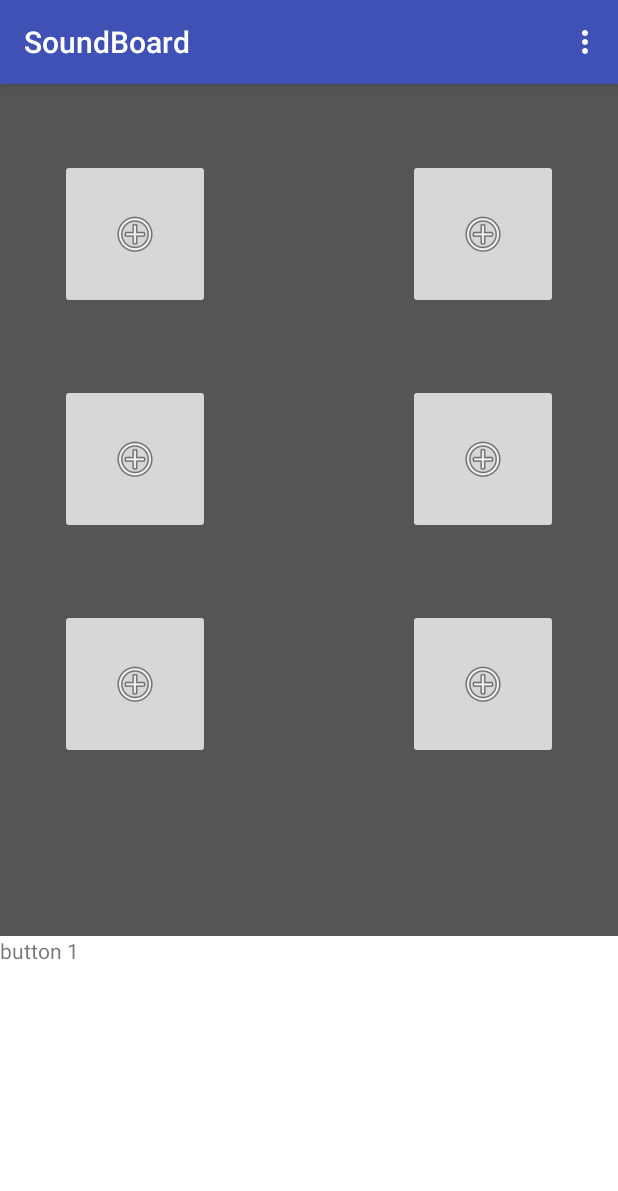
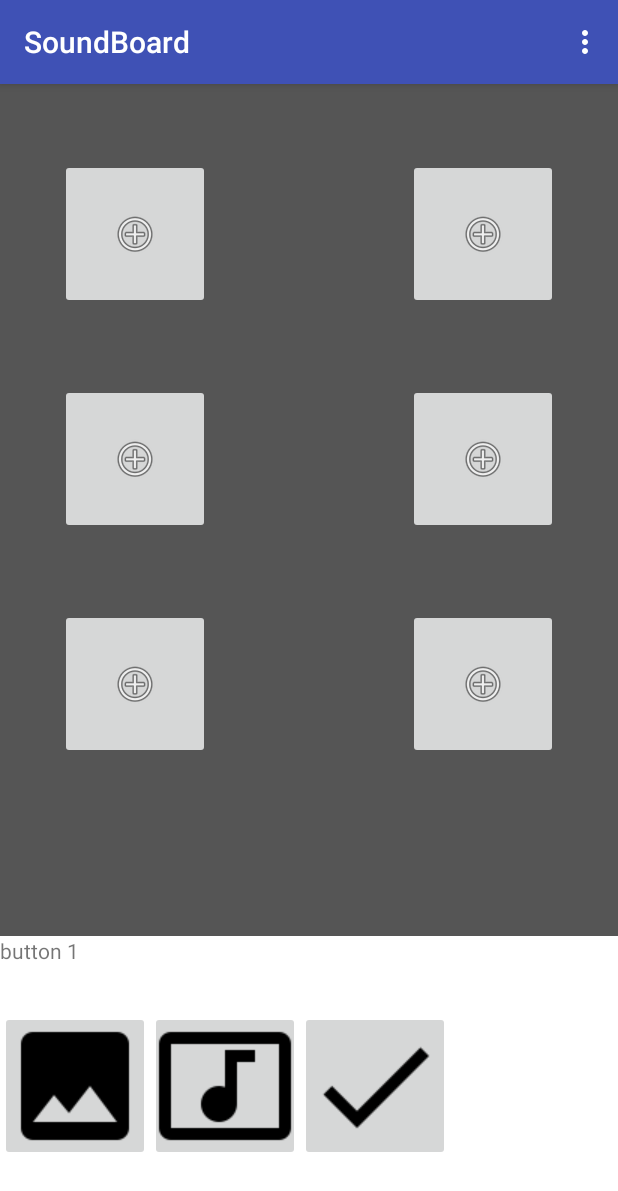
Before and after one commit to EricTweeds/Soundboard, an Android app: the screen it shows after launch (MainActivity), after a tap on "Play Sound Button", on a phone screen of 412 x 824 dp. Shown: the top 1191 px of the screen. Run offline under Robolectric (Android 15) with nearby library versions, the phone set to English and light mode, and no system bars; pictures from the network do not load; 3 statements that could not run were skipped.

Commit message:
it works, somewhat...

```diff
--- /dev/null
+++ b/app/src/main/res/drawable/roundedbutton.xml
@@ -0,0 +1,5 @@
+<?xml version="1.0" encoding="utf-8"?>
+<shape xmlns:android="http://schemas.android.com/apk/res/android">
+    <solid android:color="#fff" />
+    <corners android:radius="4dp" />
+</shape>
--- a/app/src/main/res/layout/activity_main.xml
+++ b/app/src/main/res/layout/activity_main.xml
@@ -24,7 +24,8 @@
             android:id="@+id/imageButton1"
             android:layout_alignParentTop="true"
             android:layout_alignParentStart="true"
-            android:onClick="Go"/>
+            android:onClick="Go"
+            />
         <ImageButton
             android:contentDescription="@string/description"
             android:layout_width="100dp"
@@ -96,6 +97,39 @@
                 android:layout_height="match_parent"
                 android:text="Hello World"
                 android:id="@+id/selectorText"/>
+            <ImageButton
+                android:src="@drawable/ic_insert_photo_black_48dp"
+                android:layout_width="100dp"
+                android:id="@+id/getImage"
+                android:layout_height="100dp"
+                android:text="Image"
+                android:layout_marginTop="50dp"
+                android:onClick="performFileSearch"
+                android:padding="2dp"
+                android:scaleType="fitCenter"
+                android:adjustViewBounds="true"/>
+            <ImageButton
+                android:layout_width="100dp"
+                android:layout_height="100dp"
+                android:id="@+id/getSound"
+                android:src="@drawable/ic_music_video_black_48dp"
+                android:layout_marginTop="50dp"
+                android:layout_toRightOf="@+id/getImage"
+                android:padding="2dp"
+                android:scaleType="fitCenter"
+                android:adjustViewBounds="true"
+                android:onClick="performFileSearchSound"/>
+            <ImageButton
+                android:layout_width="100dp"
+                android:layout_height="100dp"
+                android:id="@+id/done"
+                android:src="@drawable/ic_check_black_48dp"
+                android:layout_marginTop="50dp"
+                android:layout_toRightOf="@+id/getSound"
+                android:onClick="done"
+                android:padding="2dp"
+                android:scaleType="fitCenter"
+                android:adjustViewBounds="true"/>
 
         </RelativeLayout>
     </RelativeLayout>
```
Also changed, not shown: app/src/main/java/tweedle/eric/soundboard/MainActivity.java (+102 -7 lines), app/src/main/res/drawable/ic_check_black_48dp.png (added), app/src/main/res/drawable/ic_insert_photo_black_48dp.png (added), app/src/main/res/drawable/ic_music_video_black_48dp.png (added).
